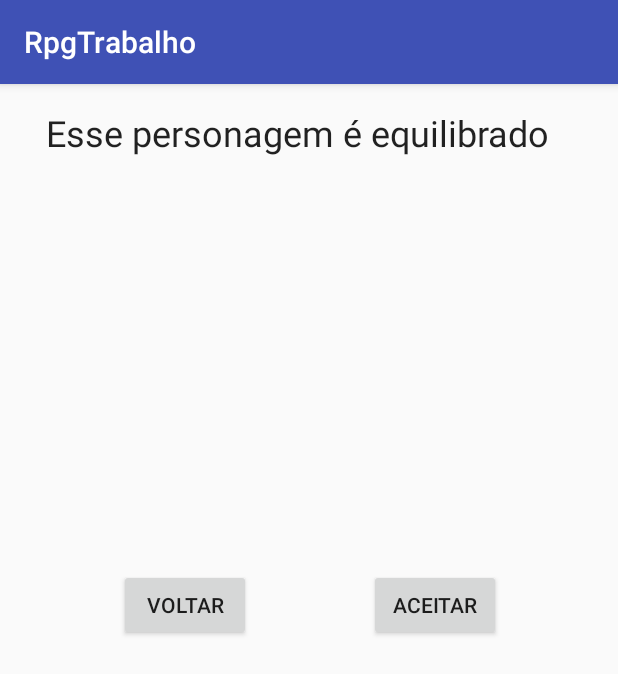
After one commit to hirobs/RpgTrabalho, an Android app: the TelaJogo screen opened directly, with no data from a screen before it, on a phone screen of 412 x 824 dp. The commit adds this screen. Shown: the top 674 px of the screen. Run offline under Robolectric (Android 15) with nearby library versions, the phone set to English and light mode, and no system bars; 2 statements that could not run were skipped.

Commit message:
Adicionei outra tela

```diff
--- a/app/src/main/AndroidManifest.xml
+++ b/app/src/main/AndroidManifest.xml
@@ -16,6 +16,7 @@
                 <category android:name="android.intent.category.LAUNCHER" />
             </intent-filter>
         </activity>
+        <activity android:name=".TelaJogo"></activity>
     </application>
 
 </manifest>
--- /dev/null
+++ b/app/src/main/java/com/example/hirob/rpgtrabalho/TelaJogo.java
@@ -0,0 +1,58 @@
+package com.example.hirob.rpgtrabalho;
+
+import android.content.Intent;
+import android.support.v7.app.AppCompatActivity;
+import android.os.Bundle;
+import android.view.View;
+import android.widget.Button;
+import android.widget.TextView;
+
+public class TelaJogo extends AppCompatActivity {
+
+    Button btnVoltar;
+    Button btncAceitar;
+
+    @Override
+    protected void onCreate(Bundle savedInstanceState) {
+        super.onCreate(savedInstanceState);
+        setContentView(R.layout.activity_tela_jogo);
+
+        //Verificação personagem
+        Intent it = getIntent();
+        if(it.getStringExtra("personagem").equals("1")) {
+            mostrarTexto(1);
+        }else{
+            if(it.getStringExtra("personagem").equals("2")) {
+                mostrarTexto(2);
+            }else{
+                mostrarTexto(3);
+            }
+        }
+
+        //Voltar e aceitar
+        btnVoltar = (Button) findViewById(R.id.buttonVoltar);
+        btncAceitar = (Button) findViewById(R.id.buttonAceitar);
+
+        btnVoltar.setOnClickListener(new View.OnClickListener() {
+            @Override
+            public void onClick(View view) {
+                finish();
+            }
+        });
+    }
+
+    public void mostrarTexto(int perso){
+        TextView texto = (TextView) findViewById(R.id.textViewPersonagem);
+
+        if(perso == 1){
+            texto.setText("Esse personagem é bom no ataque");
+        }
+        if(perso ==2){
+            texto.setText("Esse personagem é bom na defesa");
+        }
+        if(perso ==3){
+            texto.setText("Esse personagem é equilibrado");
+        }
+
+    }
+}
--- /dev/null
+++ b/app/src/main/res/layout/activity_tela_jogo.xml
@@ -0,0 +1,44 @@
+<?xml version="1.0" encoding="utf-8"?>
+<android.support.constraint.ConstraintLayout xmlns:android="http://schemas.android.com/apk/res/android"
+    xmlns:app="http://schemas.android.com/apk/res-auto"
+    xmlns:tools="http://schemas.android.com/tools"
+    android:layout_width="match_parent"
+    android:layout_height="match_parent"
+    tools:context="com.example.hirob.rpgtrabalho.TelaJogo">
+
+    <TextView
+        android:id="@+id/textViewPersonagem"
+        android:layout_width="353dp"
+        android:layout_height="299dp"
+        android:layout_marginLeft="8dp"
+        android:layout_marginRight="8dp"
+        android:layout_marginTop="16dp"
+        android:textAppearance="@style/TextAppearance.AppCompat"
+        android:textSize="24sp"
+        app:layout_constraintHorizontal_bias="0.533"
+        app:layout_constraintLeft_toLeftOf="parent"
+        app:layout_constraintRight_toRightOf="parent"
+        app:layout_constraintTop_toTopOf="parent" />
+
+    <Button
+        android:id="@+id/buttonVoltar"
+        android:layout_width="wrap_content"
+        android:layout_height="wrap_content"
+        android:layout_marginLeft="8dp"
+        android:layout_marginRight="8dp"
+        android:layout_marginTop="8dp"
+        android:text="Voltar"
+        app:layout_constraintLeft_toLeftOf="parent"
+        app:layout_constraintRight_toLeftOf="@+id/buttonAceitar"
+        app:layout_constraintTop_toBottomOf="@+id/textViewPersonagem" />
+
+    <Button
+        android:id="@+id/buttonAceitar"
+        android:layout_width="wrap_content"
+        android:layout_height="wrap_content"
+        android:layout_marginRight="78dp"
+        android:layout_marginTop="8dp"
+        android:text="Aceitar"
+        app:layout_constraintRight_toRightOf="parent"
+        app:layout_constraintTop_toBottomOf="@+id/textViewPersonagem" />
+</android.support.constraint.ConstraintLayout>
```
Also changed, not shown: app/src/main/java/com/example/hirob/rpgtrabalho/CalculosRpg.java (added, +17 -0 lines), app/src/main/java/com/example/hirob/rpgtrabalho/MainActivity.java (+61 -1 lines), app/src/main/res/layout/activity_main.xml (+46 -5 lines).
